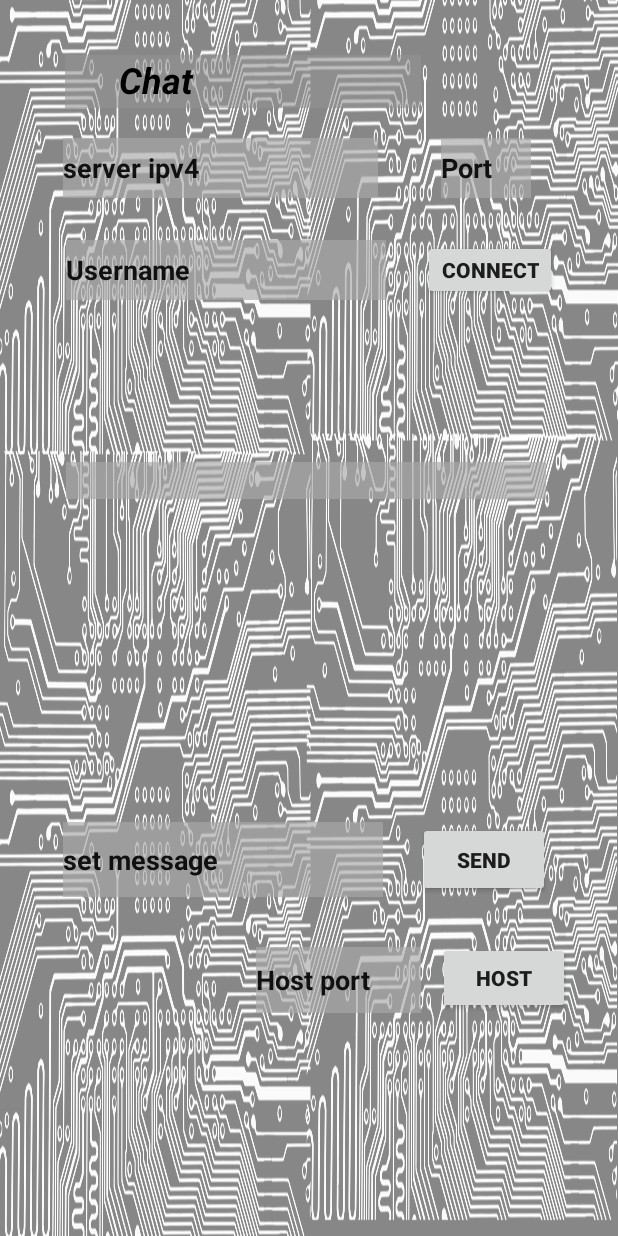
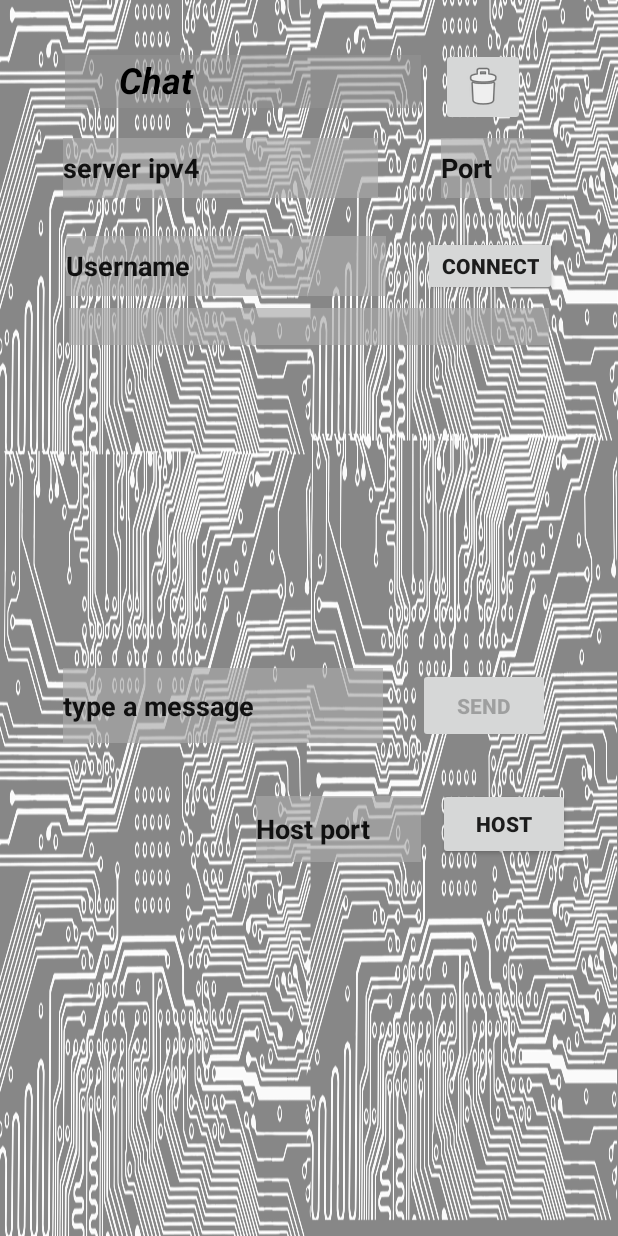
Before and after one commit to Normanpabon/AndroidMultitools, an Android app: the Chat screen opened directly, with no data from a screen before it, on a phone screen of 412 x 824 dp. Run offline under Robolectric (Android 15) with nearby library versions, the phone set to English and light mode, and no system bars; libraries missing offline, so code that uses them is left out: androidx.constraintlayout.motion.

Commit message:
Little changes (SocketChat)
Changes:

- added clear button to "Socket chat" activity

- Improved layout

- Improved server staibility (SocketChat activity)

- Send button only available after connecting to a server

```diff
--- a/app/src/main/java/com/h4lfcr3st/androidswissarmy/Chat.java
+++ b/app/src/main/java/com/h4lfcr3st/androidswissarmy/Chat.java
@@ -2,7 +2,9 @@ package com.h4lfcr3st.androidswissarmy;
 
 import androidx.appcompat.app.AppCompatActivity;
 
+import android.content.Context;
 import android.net.IpSecManager;
+import android.net.wifi.WifiManager;
 import android.os.Bundle;
 import android.os.Handler;
 import android.os.Looper;
@@ -38,6 +40,8 @@ public class Chat extends AppCompatActivity {
 
     private volatile boolean stopThread = false;
 
+    private WifiManager wifi;
+
 
 
     @Override
@@ -52,9 +56,17 @@ public class Chat extends AppCompatActivity {
 
         btnConnect = findViewById(R.id.btnConnectServer);
         btnSend = findViewById(R.id.btnSendMessage);
+        btnSend.setEnabled(false);
         btnHost = findViewById(R.id.btnHost);
         scrollView = findViewById(R.id.scrollView3);
         history = findViewById(R.id.tvChatHistory);
+
+        //todo revisar
+        try {
+             wifi = (WifiManager) getApplicationContext().getSystemService(Context.WIFI_SERVICE);
+        }catch (NullPointerException e){
+
+        }
 
 
     }
@@ -64,6 +76,15 @@ public class Chat extends AppCompatActivity {
         InitThread(10, this.socket, " ");
         Toast.makeText(this, "Fetching messages", Toast.LENGTH_SHORT).show();
 
+
+    }
+
+    public void ClearButton(View view){
+        btnSend.setEnabled(false);
+        cliename.setText("");
+        serverIp.setText("");
+        serverPort.setText("");
+        history.setText("");
     }
 
     public void ConnectButton(View view){
@@ -72,6 +93,7 @@ public class Chat extends AppCompatActivity {
         this.ip = serverIp.getText().toString();
         this.port = Integer.parseInt((serverPort.getText().toString()));
         this.clientName = cliename.getText().toString();
+        btnSend.setEnabled(true);
 
         ConnectServer();
 
--- a/app/src/main/res/layout/activity_chat.xml
+++ b/app/src/main/res/layout/activity_chat.xml
@@ -60,7 +60,7 @@
         android:id="@+id/btnConnectServer"
         android:layout_width="wrap_content"
         android:layout_height="40dp"
-        android:layout_marginTop="28dp"
+        android:layout_marginTop="25dp"
         android:onClick="ConnectButton"
         android:text="@string/Connect"
         android:textStyle="bold"
@@ -103,7 +103,7 @@
         android:layout_width="wrap_content"
         android:layout_height="40dp"
         android:layout_marginStart="44dp"
-        android:layout_marginTop="28dp"
+        android:layout_marginTop="25dp"
         android:background="#A6AAAAAA"
         android:ems="10"
         android:hint="@string/Username"
@@ -148,11 +148,10 @@
         android:id="@+id/scrollView3"
         android:layout_width="322dp"
         android:layout_height="208dp"
-        app:layout_constraintBottom_toBottomOf="parent"
+        android:layout_marginTop="8dp"
         app:layout_constraintEnd_toEndOf="parent"
-        app:layout_constraintHorizontal_bias="0.483"
         app:layout_constraintStart_toStartOf="parent"
-        app:layout_constraintTop_toTopOf="parent">
+        app:layout_constraintTop_toBottomOf="@+id/txtUsername">
 
         <LinearLayout
             android:layout_width="wrap_content"
@@ -162,7 +161,7 @@
             <TextView
                 android:id="@+id/tvChatHistory"
                 android:layout_width="320dp"
-                android:layout_height="match_parent"
+                android:layout_height="wrap_content"
                 android:layout_gravity="center"
                 android:layout_marginStart="1dp"
                 android:layout_marginEnd="1dp"
@@ -172,4 +171,16 @@
         </LinearLayout>
     </ScrollView>
 
+    <ImageButton
+        android:id="@+id/BtnClear"
+        android:layout_width="wrap_content"
+        android:layout_height="wrap_content"
+        android:layout_marginTop="32dp"
+        android:onClick="ClearButton"
+        app:layout_constraintEnd_toEndOf="parent"
+        app:layout_constraintHorizontal_bias="0.173"
+        app:layout_constraintStart_toEndOf="@+id/chatTitle"
+        app:layout_constraintTop_toTopOf="parent"
+        app:srcCompat="@android:drawable/ic_menu_delete" />
+
 </androidx.constraintlayout.widget.ConstraintLayout>
--- a/app/src/main/res/values/strings.xml
+++ b/app/src/main/res/values/strings.xml
@@ -20,7 +20,7 @@
     <string name="Username"> Username</string>
     <string name="Connect">Connect</string>
     <string name="port">Port</string>
-    <string name="MsgHint">set message</string>
+    <string name="MsgHint">type a message</string>
     <string name="btnEnviar">Send</string>
     <string name="hostPort">Host port</string>
     <string name="Hostbtn">Host</string>
```
